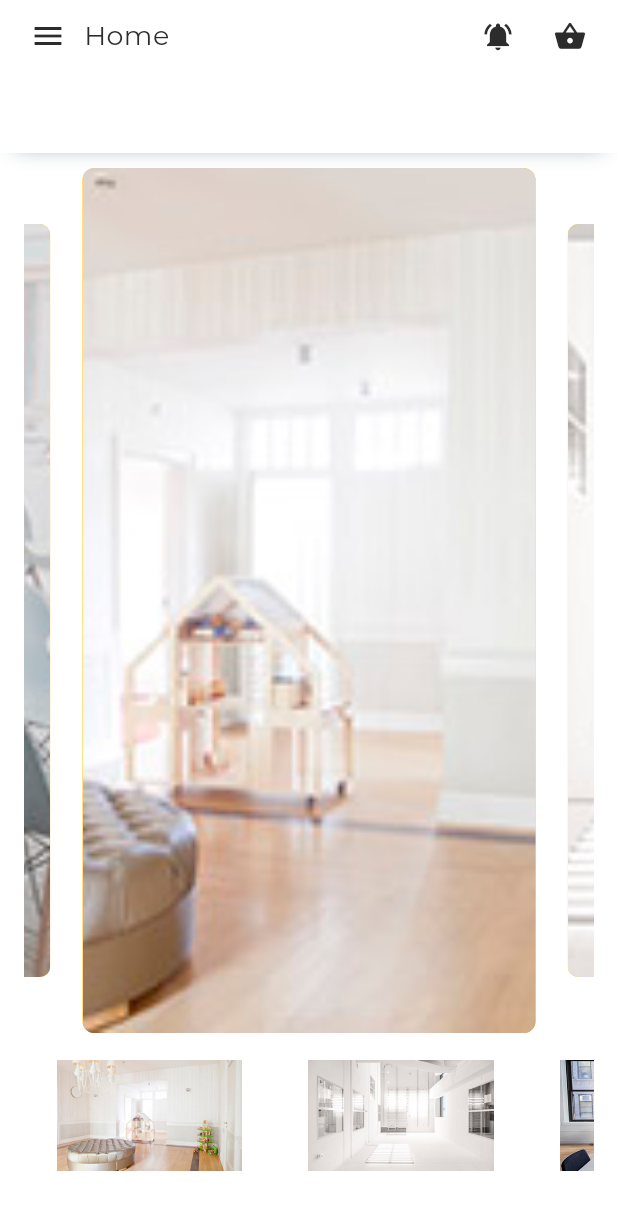
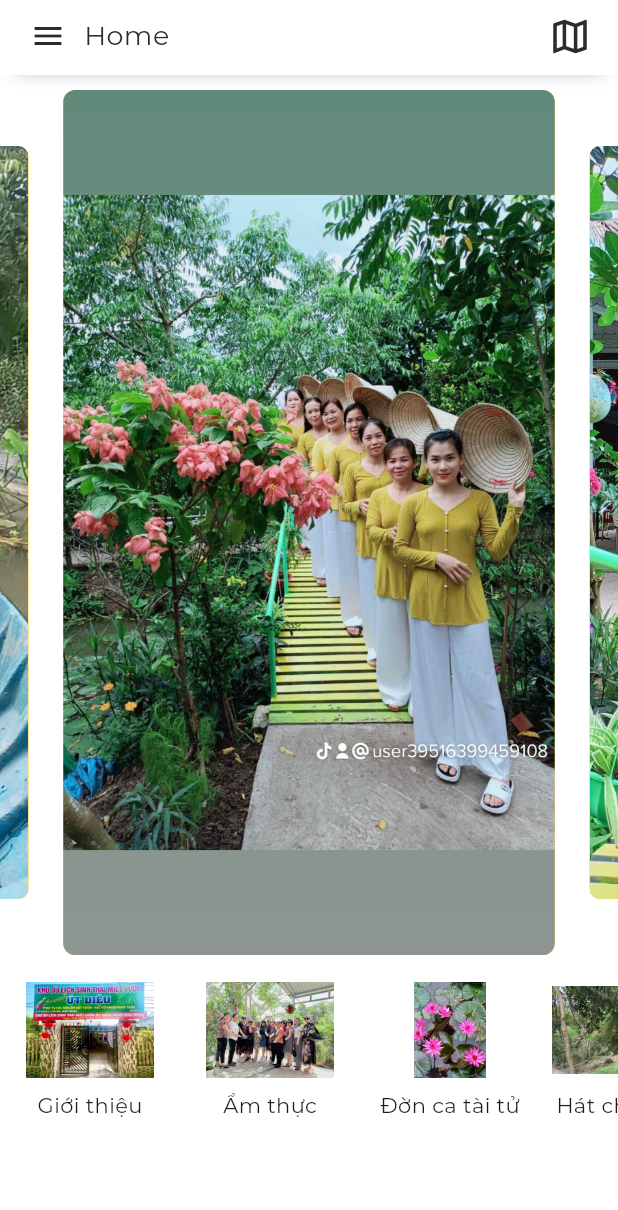
Before and after one commit to tuan220301/flutter_travel_app, a Flutter app: the screen it shows once a user with an empty profile is signed in, on a phone screen of 412 x 824 dp. Shown: the top 1210 px of the screen. Run offline on Flutter 3.47's test engine with Material 3 defaults, Android fonts, the phone set to English and light mode, and no system bars; drawn by our look-alikes of carousel_slider; our stand-ins replace firebase_auth, firebase_core, font_awesome_flutter, get; missing offline and left inert: flutter_facebook_auth, panorama_viewer; accounts and stored records are empty.

Commit message:
fix home page

```diff
--- a/lib/screens/components.dart
+++ b/lib/screens/components.dart
@@ -33,7 +33,7 @@ class _ComponentsState extends State<Components> {
           title: "Components",
         ),
         backgroundColor: NowUIColors.bgColorScreen,
-        drawer: const NowDrawer(currentPage: "Components"),
+        drawer: NowDrawer(currentPage: "Components"),
         body: SingleChildScrollView(
             child: Padding(
           padding: const EdgeInsets.only(right: 16, left: 16, bottom: 36),
--- a/lib/screens/home.dart
+++ b/lib/screens/home.dart
@@ -1,4 +1,3 @@
-import 'package:firebase_auth/firebase_auth.dart';
 import 'package:flutter/material.dart';
 import 'package:get/get.dart';
 import 'package:carousel_slider/carousel_slider.dart';
@@ -23,51 +22,39 @@ class ImageController extends GetxController {
   }
 }
 
+// ignore: must_be_immutable
 class Home extends StatelessWidget {
   final userControll = Get.put(UserController());
-  final urlListController = Get.put(ImageController());
+  // final urlListController = Get.put(ImageController());
   Home({super.key});
   List<String> imageList0 = [
-    'assets/imgs/album-1.jpg',
-    'assets/imgs/album-2.jpg',
-    'assets/imgs/album-3.jpg',
-    'assets/imgs/album-4.jpg',
+    'assets/imgs/Ut_dieu/image1.jpg',
+    'assets/imgs/Ut_dieu/image2.jpg',
+    'assets/imgs/Ut_dieu/image3.jpg',
+    'assets/imgs/Ut_dieu/image4.jpg',
   ];
 
-  List<String> imageList1 = [
-    'assets/imgs/img1.jpg',
-    'assets/imgs/img2.jpg',
-    'assets/imgs/img3.jpg',
-    'assets/imgs/img4.jpg'
+  var listButton = <Map<String, dynamic>>[
+    {
+      'id': 1,
+      'image': 'assets/imgs/Ut_dieu/image12.jpg',
+      'title': 'Giới thiệu'
+    },
+    {'id': 2, 'image': 'assets/imgs/Ut_dieu/image10.jpg', 'title': 'Ẩm thực'},
+    {
+      'id': 3,
+      'image': 'assets/imgs/Ut_dieu/image11.jpg',
+      'title': 'Đờn ca tài tử'
+    },
+    {
+      'id': 4,
+      'image': 'assets/imgs/Ut_dieu/image9.jpg',
+      'title': 'Hát cho nhau'
+    },
   ];
-  List<String> imageList2 = [
-    'assets/imgs/img5.jpg',
-    'assets/imgs/img6.jpg',
-    'assets/imgs/img7.jpg',
-    'assets/imgs/img8.jpg',
-  ];
-  List<String> imageList3 = [
-    'assets/imgs/img9.jpg',
-    'assets/imgs/img10.jpg',
-    'assets/imgs/img11.jpg',
-    'assets/imgs/img12.jpg',
-  ];
+
   void handleChangeListImage(int index) {
     printDebug('index', index);
-    switch (index) {
-      case 0:
-        urlListController.setUrlList(imageList0);
-        break;
-      case 1:
-        urlListController.setUrlList(imageList1);
-        break;
-      case 2:
-        urlListController.setUrlList(imageList2);
-        break;
-      case 3:
-        urlListController.setUrlList(imageList3);
-        break;
-    }
   }
 
   @override
@@ -75,22 +62,11 @@ class Home extends StatelessWidget {
     return Scaffold(
       appBar: Navbar(
         title: "Home",
-        // searchBar: false,
-        // categoryOne: "Trending",
-        // categoryTwo: "Fashion",
       ),
       backgroundColor: NowUIColors.bgColorScreen,
-      // key: _scaffoldKey,
       drawer: NowDrawer(currentPage: "Home"),
-      body: Container(
-        padding: const EdgeInsets.only(left: 16.0, right: 16.0),
-        child: SingleChildScrollView(
-          child: Column(
+      body: Column(
         children: [
-              // if (userControll.user.value!.email != null)
-              //   Text('Welcome, ${userControll.user.value!.email}!')
-              // else
-              //   const Text('Hello, guest!'),
           const SizedBox(
             height: 10,
           ),
@@ -99,14 +75,14 @@ class Home extends StatelessWidget {
               height: MediaQuery.of(context).size.height * 0.7,
               enlargeCenterPage: true,
               autoPlay: true,
-                  aspectRatio: 4 / 3, // Adjust the aspect ratio as needed
+              aspectRatio: 1, // Adjust the aspect ratio as needed
               autoPlayCurve: Curves.fastOutSlowIn,
               enableInfiniteScroll: true,
               autoPlayAnimationDuration: const Duration(milliseconds: 600),
               viewportFraction: 0.8,
             ),
             // ignore: invalid_use_of_protected_member
-                items: urlListController.urlList.value.map((imageUrl) {
+            items: imageList0.map((imageUrl) {
               return Builder(
                 builder: (BuildContext context) {
                   return Container(
@@ -129,33 +105,38 @@ class Home extends StatelessWidget {
             height: 10,
           ),
           Container(
-                height: 90,
+            height: 120,
             alignment: Alignment.bottomCenter,
             child: SingleChildScrollView(
               scrollDirection: Axis.horizontal,
               child: Row(
-                    children: List.generate(
-                      imageList0.length,
-                      (index) => Padding(
-                        padding: const EdgeInsets.symmetric(horizontal: 10),
-                        child: ClipRRect(
-                          // borderRadius: BorderRadius.circular(999),
-                          child: TextButton(
-                            onPressed: () => handleChangeListImage(index),
-                            child: Image.asset(
-                              imageList0[index],
-                              fit: BoxFit.fill,
+                children: listButton.map((element) {
+                  return SizedBox(
+                    width: 120,
+                    height: 120,
+                    child: Column(
+                      children: [
+                        SizedBox(
+                          width: 120,
+                          height: 80,
+                          child: IconButton(
+                            onPressed: () {},
+                            icon: Image.asset(element['image'],
+                                fit: BoxFit.cover),
                           ),
                         ),
-                        ),
-                      ),
-                    ),
-                  ),
-                ),
+                        Text(
+                          element['title'],
+                          style: const TextStyle(fontSize: 14),
                         ),
                       ],
                     ),
+                  );
+                }).toList(),
               ),
+            ),
+          )
+        ],
       ),
     );
   }
--- a/lib/widgets/navbar.dart
+++ b/lib/widgets/navbar.dart
@@ -1,12 +1,11 @@
 import 'package:flutter/material.dart';
-import 'package:scrollable_positioned_list/scrollable_positioned_list.dart';
 import 'package:travel_app/constants/Theme.dart';
 
-import 'package:travel_app/screens/trending.dart';
-import 'package:travel_app/screens/fashion.dart';
-import 'package:travel_app/screens/notifications.dart';
+// import 'package:travel_app/screens/trending.dart';
+// import 'package:travel_app/screens/fashion.dart';
+// import 'package:travel_app/screens/notifications.dart';
 import 'package:travel_app/screens/search.dart';
-import 'package:travel_app/screens/cart.dart';
+// import 'package:travel_app/screens/cart.dart';
 
 import 'package:travel_app/widgets/input.dart';
 
@@ -49,6 +48,7 @@ class Navbar extends StatefulWidget implements PreferredSizeWidget {
   final double _prefferedHeight = 180.0;
 
   @override
+  // ignore: library_private_types_in_public_api
   _NavbarState createState() => _NavbarState();
 
   @override
@@ -57,8 +57,6 @@ class Navbar extends StatefulWidget implements PreferredSizeWidget {
 
 class _NavbarState extends State<Navbar> {
   late String activeTag;
-
-  ItemScrollController _scrollController = ItemScrollController();
 
   void initState() {
     if (widget.tags != null && widget.tags?.length != 0) {
@@ -69,19 +67,11 @@ class _NavbarState extends State<Navbar> {
 
   @override
   Widget build(BuildContext context) {
-    final bool categories =
-        widget.categoryOne.isNotEmpty && widget.categoryTwo.isNotEmpty;
-    final bool tagsExist =
-        widget.tags == null ? false : (widget.tags?.length == 0 ? false : true);
+    // final bool categories =
+    //     widget.categoryOne.isNotEmpty && widget.categoryTwo.isNotEmpty;
 
     return Container(
-        height: widget.searchBar
-            ? (!categories
-                ? (tagsExist ? 211.0 : 178.0)
-                : (tagsExist ? 262.0 : 210.0))
-            : (!categories
-                ? (tagsExist ? 162.0 : 102.0)
-                : (tagsExist ? 200.0 : 150.0)),
+        height: 50,
         decoration: BoxDecoration(
             color: !widget.transparent ? widget.bgColor : Colors.transparent,
             boxShadow: [
@@ -118,10 +108,11 @@ class _NavbarState extends State<Navbar> {
                                         : NowUIColors.white),
                                 size: 24.0),
                             onPressed: () {
-                              if (!widget.backButton)
+                              if (!widget.backButton) {
                                 Scaffold.of(context).openDrawer();
-                              else
+                              } else {
                                 Navigator.pop(context);
+                              }
                             }),
                         Text(widget.title,
                             style: TextStyle(
@@ -142,14 +133,13 @@ class _NavbarState extends State<Navbar> {
                         children: [
                           GestureDetector(
                             onTap: () {
-                              Navigator.push(
-                                  context,
-                                  MaterialPageRoute(
-                                      builder: (context) =>
-                                          const Notifications()));
+                              // Navigator.push(
+                              //     context,
+                              //     MaterialPageRoute(
+                              //         builder: (context) => const Cart()));
                             },
                             child: IconButton(
-                                icon: Icon(Icons.notifications_active,
+                                icon: Icon(Icons.map_outlined,
                                     color: !widget.transparent
                                         ? (widget.bgColor == NowUIColors.white
                                             ? NowUIColors.text
@@ -157,26 +147,7 @@ class _NavbarState extends State<Navbar> {
                                         : (widget.reverseTextcolor
                                             ? NowUIColors.text
                                             : NowUIColors.white),
-                                    size: 22.0),
-                                onPressed: null),
-                          ),
-                          GestureDetector(
-                            onTap: () {
-                              Navigator.push(
-                                  context,
-                                  MaterialPageRoute(
-                                      builder: (context) => const Cart()));
-                            },
-                            child: IconButton(
-                                icon: Icon(Icons.shopping_basket,
-                                    color: !widget.transparent
-                                        ? (widget.bgColor == NowUIColors.white
-                                            ? NowUIColors.text
-                                            : NowUIColors.white)
-                                        : (widget.reverseTextcolor
-                                            ? NowUIColors.text
-                                            : NowUIColors.white),
-                                    size: 22.0),
+                                    size: 30.0),
                                 onPressed: null),
                           ),
                         ],
@@ -186,7 +157,7 @@ class _NavbarState extends State<Navbar> {
                 if (widget.searchBar)
                   Padding(
                     padding: const EdgeInsets.only(
-                        top: 8, bottom: 4, left: 15, right: 15),
+                        top: 8, bottom: 0, left: 15, right: 15),
                     child: Input(
                         placeholder: "What are you looking for?",
                         // controller: widget.searchController,
@@ -206,107 +177,57 @@ class _NavbarState extends State<Navbar> {
                           }
                         }),
                   ),
-                const SizedBox(
-                  height: 10.0,
-                ),
-                if (categories)
-                  Row(
-                    mainAxisAlignment: MainAxisAlignment.center,
-                    crossAxisAlignment: CrossAxisAlignment.center,
-                    children: [
-                      GestureDetector(
-                        onTap: () {
-                          Navigator.push(
-                              context,
-                              MaterialPageRoute(
-                                  builder: (context) => const Trending()));
-                        },
-                        child: Row(
-                          children: [
-                            const Icon(Icons.camera,
-                                color: NowUIColors.text, size: 18.0),
-                            const SizedBox(width: 8),
-                            Text(widget.categoryOne,
-                                style: const TextStyle(
-                                    color: NowUIColors.text, fontSize: 14.0)),
-                          ],
-                        ),
-                      ),
-                      const SizedBox(width: 30),
-                      Container(
-                        color: NowUIColors.text,
-                        height: 25,
-                        width: 1,
-                      ),
-                      const SizedBox(width: 30),
-                      GestureDetector(
-                        onTap: () {
-                          Navigator.push(
-                              context,
-                              MaterialPageRoute(
-                                  builder: (context) => const Fashion()));
-                        },
-                        child: Row(
-                          children: [
-                            const Icon(Icons.shopping_cart,
-                                color: NowUIColors.text, size: 18.0),
-                            const SizedBox(width: 8),
-                            Text(widget.categoryTwo,
-                                style: const TextStyle(
-                                    color: NowUIColors.text, fontSize: 14.0)),
-                          ],
-                        ),
-                      )
-                    ],
-                  ),
-                if (tagsExist)
-                  Container(
-                    height: 40,
-                    child: ScrollablePositionedList.builder(
-                      itemScrollController: _scrollController,
-                      scrollDirection: Axis.horizontal,
-                      itemCount: widget.tags!.length,
-                      itemBuilder: (BuildContext context, int index) {
-                        return GestureDetector(
-                          onTap: () {
-                            if (activeTag != widget.tags?[index]) {
-                              setState(() => activeTag = widget.tags![index]);
-                              _scrollController.scrollTo(
-                                  index: index == (widget.tags!.length - 1)
-                                      ? 1
-                                      : 0,
-                                  duration: const Duration(milliseconds: 420),
-                                  curve: Curves.easeIn);
-                              if (widget.getCurrentPage != null) {
-                                widget.getCurrentPage!(activeTag);
-                              }
-                            }
-                          },
-                          child: Container(
-                              margin: EdgeInsets.only(
-                                  left: index == 0 ? 46 : 8, right: 8),
-                              padding: const EdgeInsets.only(
-                                  top: 4, bottom: 4, left: 20, right: 20),
-                              // width: 90,
-                              decoration: BoxDecoration(
-                                  color: activeTag == widget.tags![index]
-                                      ? NowUIColors.info
-                                      : NowUIColors.tabs,
-                                  borderRadius: const BorderRadius.all(
-                                      Radius.circular(54.0))),
-                              child: Center(
-                                child: Text(widget.tags![index],
-                                    style: TextStyle(
-                                        color: activeTag == widget.tags![index]
-                                            ? NowUIColors.white
-                                            : NowUIColors.black,
-                                        fontWeight: FontWeight.w500,
-                                        fontSize: 14.0)),
-                              )),
-                        );
-                      },
-                    ),
-                  )
+
+                // if (categories)
+                // Row(
+                //   mainAxisAlignment: MainAxisAlignment.center,
+                //   crossAxisAlignment: CrossAxisAlignment.center,
+                //   children: [
+                //     GestureDetector(
+                //       onTap: () {
+                //         Navigator.push(
+                //             context,
+                //             MaterialPageRoute(
+                //                 builder: (context) => const Trending()));
+                //       },
+                //       child: Row(
+                //         children: [
+                //           const Icon(Icons.camera,
+                //               color: NowUIColors.text, size: 18.0),
+                //           const SizedBox(width: 8),
+                //           Text(widget.categoryOne,
+                //               style: const TextStyle(
+                //                   color: NowUIColors.text, fontSize: 14.0)),
+                //         ],
+                //       ),
+                //     ),
+                //     const SizedBox(width: 30),
+                //     Container(
+                //       color: NowUIColors.text,
+                //       height: 25,
+                //       width: 1,
+                //     ),
+                //     const SizedBox(width: 30),
+                //     GestureDetector(
+                //       onTap: () {
+                //         Navigator.push(
+                //             context,
+                //             MaterialPageRoute(
+                //                 builder: (context) => const Fashion()));
+                //       },
+                //       child: Row(
+                //         children: [
+                //           const Icon(Icons.shopping_cart,
+                //               color: NowUIColors.text, size: 18.0),
+                //           const SizedBox(width: 8),
+                //           Text(widget.categoryTwo,
+                //               style: const TextStyle(
+                //                   color: NowUIColors.text, fontSize: 14.0)),
+                //         ],
+                //       ),
+                //     )
+                //   ],
+                // ),
               ],
             ),
           ),
--- a/pubspec.yaml
+++ b/pubspec.yaml
@@ -82,6 +82,7 @@ flutter:
     - assets/imgs/android.png
     - assets/imgs/ios.png
     - assets/imgs/creative-tim.png
+    - assets/imgs/Ut_dieu/
 
 
   # An image asset can refer to one or more resolution-specific "variants", see
```
Also changed, not shown: lib/widgets/drawer.dart (+5 -5 lines), assets/imgs/Ut_dieu/image1.jpg (added), assets/imgs/Ut_dieu/image10.jpg (added), assets/imgs/Ut_dieu/image11.jpg (added), assets/imgs/Ut_dieu/image12.jpg (added), assets/imgs/Ut_dieu/image2.jpg (added), assets/imgs/Ut_dieu/image3.jpg (added), assets/imgs/Ut_dieu/image4.jpg (added), assets/imgs/Ut_dieu/image5.jpg (added), assets/imgs/Ut_dieu/image6.jpg (added), assets/imgs/Ut_dieu/image7.jpg (added), assets/imgs/Ut_dieu/image8.jpg (added), assets/imgs/Ut_dieu/image9.jpg (added). Lines whose indentation alone changed are shown as unchanged.
